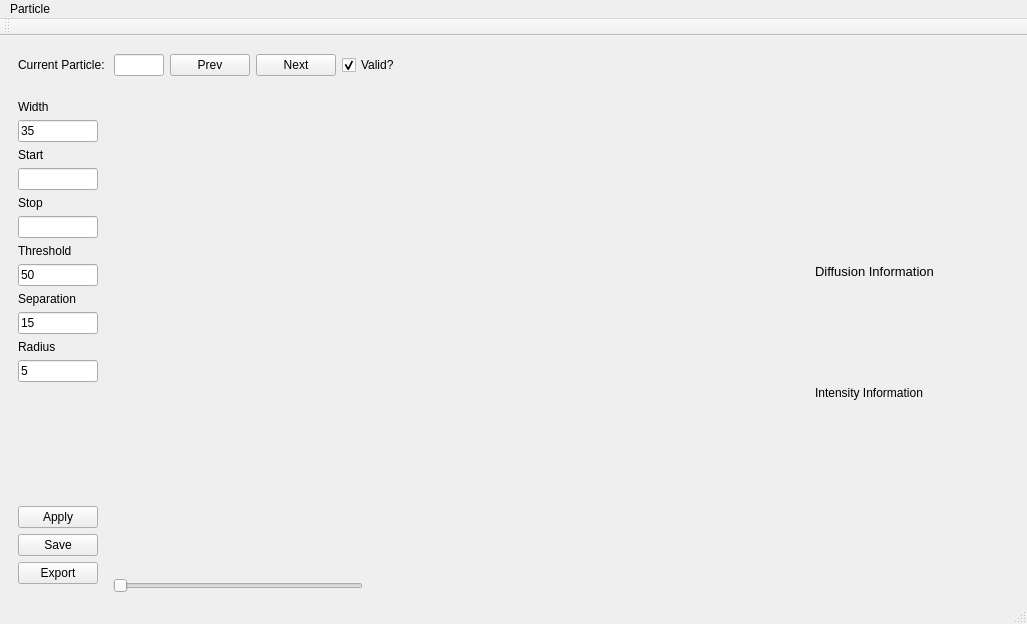
Before: the Qt Designer form dispertrack/view/GUI/particle_window.ui in Dennis-Dispertech/DisperTrack, drawn with Qt 5.
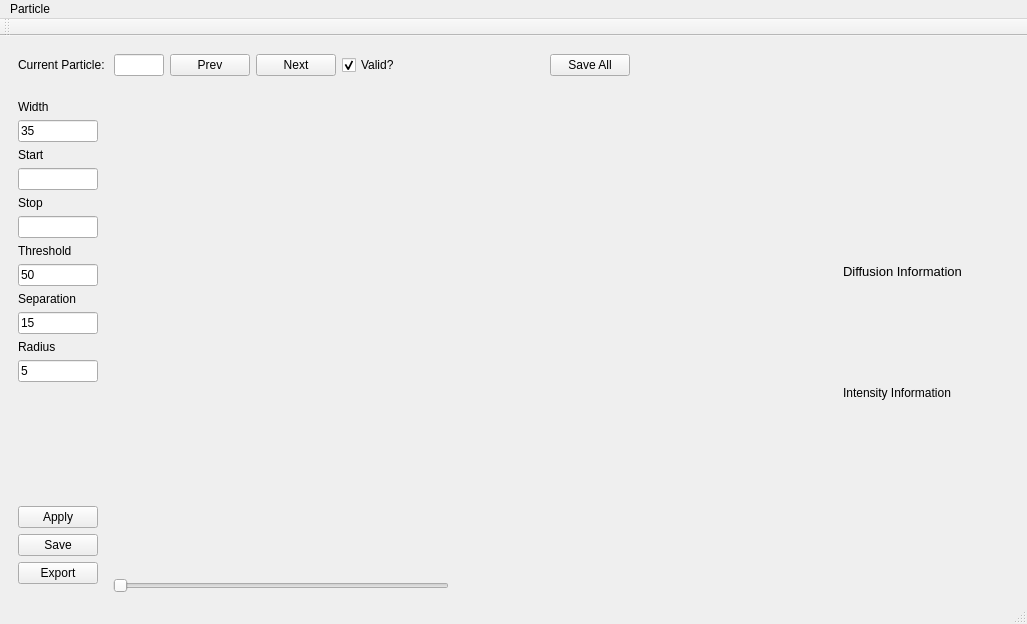
After: the same form once the commit is applied. Icons and pictures are not drawn. Custom widgets are drawn as their Qt base class.

Commit message: Added autosave of all particles

Patch:
```diff
--- a/dispertrack/view/GUI/particle_window.ui
+++ b/dispertrack/view/GUI/particle_window.ui
@@ -1352,6 +1352,13 @@
          </property>
         </spacer>
        </item>
+       <item>
+        <widget class="QPushButton" name="button_save_all">
+         <property name="text">
+          <string>Save All</string>
+         </property>
+        </widget>
+       </item>
       </layout>
      </widget>
     </item>
```
The commit also changes 1 other file.
